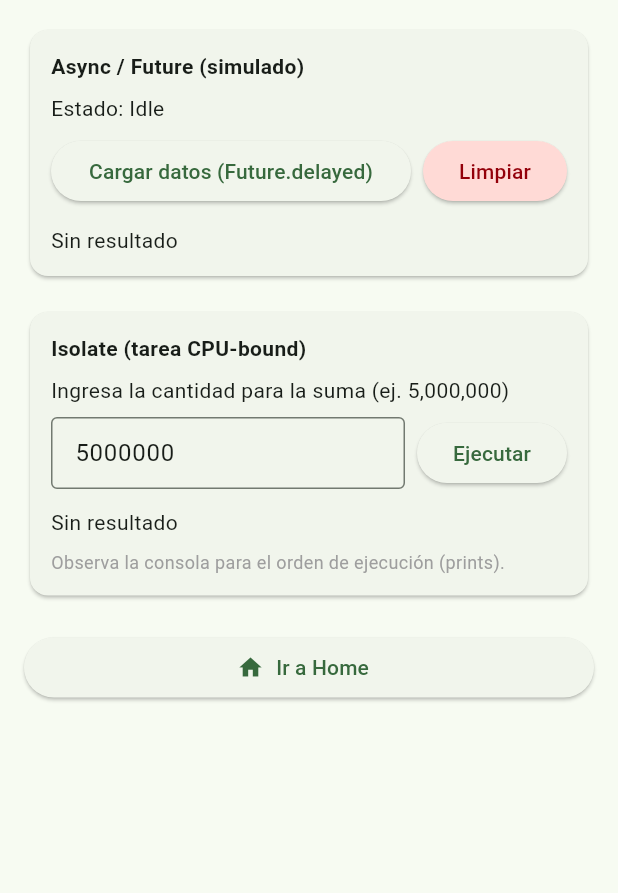
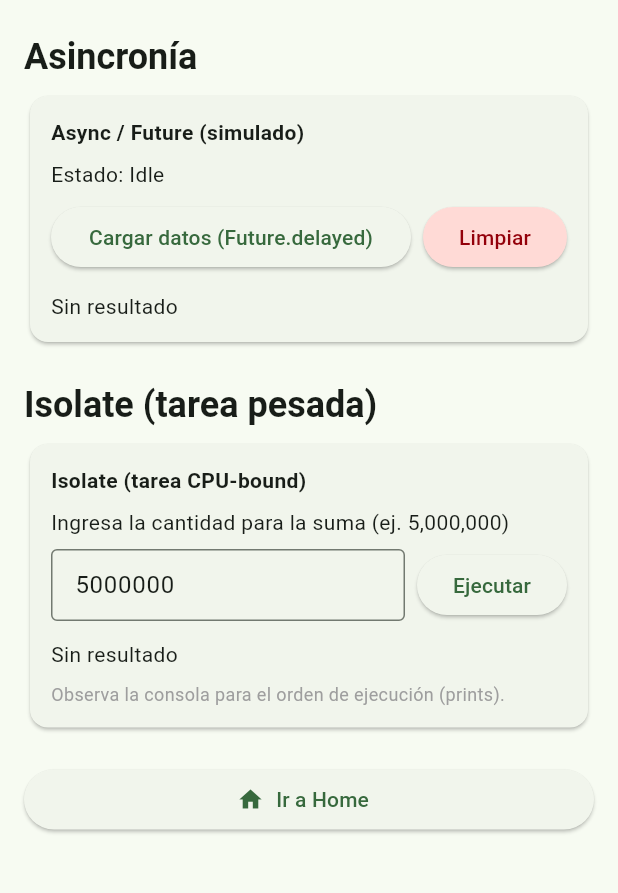
Before and after one commit to CamiloRC18/Curso_Moviles, a Flutter app: the AsincroniaPage screen opened by its route, on a phone screen of 412 x 824 dp, the part 84-977 px from its top. Run offline on Flutter 3.47's test engine with Material 3 defaults, Android fonts, the phone set to English and light mode, and no system bars; our stand-ins replace go_router; network calls fail.

Commit message:
Adiccion de titulos

```diff
--- a/lib/views/Asincronia/Asincronia_page.dart
+++ b/lib/views/Asincronia/Asincronia_page.dart
@@ -129,6 +129,17 @@ class _AsincroniaPageState extends State<AsincroniaPage> {
         child: Column(
           crossAxisAlignment: CrossAxisAlignment.stretch,
           children: [
+            // Título para la sección de Asincronía
+            Padding(
+              padding: const EdgeInsets.symmetric(vertical: 6.0),
+              child: Text(
+                'Asincronía',
+                style: theme.textTheme.headlineSmall?.copyWith(
+                  fontWeight: FontWeight.w700,
+                ),
+              ),
+            ),
+
             Card(
               child: Padding(
                 padding: const EdgeInsets.all(14),
@@ -177,6 +188,17 @@ class _AsincroniaPageState extends State<AsincroniaPage> {
             ),
 
             const SizedBox(height: 16),
+
+            // Título para la sección de Isolate
+            Padding(
+              padding: const EdgeInsets.symmetric(vertical: 6.0),
+              child: Text(
+                'Isolate (tarea pesada)',
+                style: theme.textTheme.headlineSmall?.copyWith(
+                  fontWeight: FontWeight.w700,
+                ),
+              ),
+            ),
 
             Card(
               child: Padding(
```
